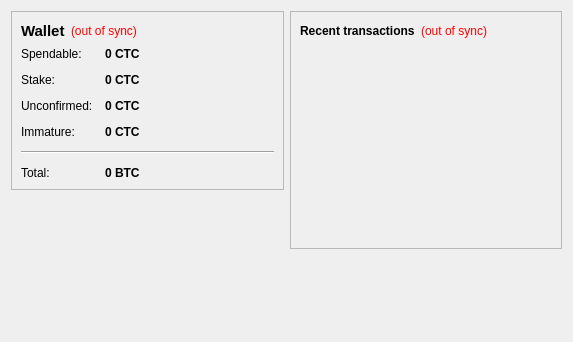
Qt form src/qt/forms/overviewpage.ui (coincryptonium/cryptoniumcoin) before a commit.
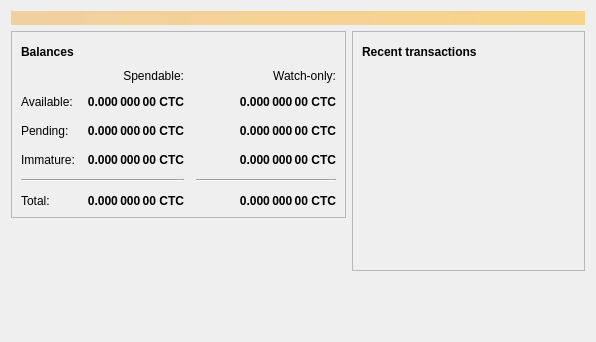
The same form after that commit. Icons and pictures are not drawn.

Patch:
```diff
--- a/src/qt/forms/overviewpage.ui
+++ b/src/qt/forms/overviewpage.ui
@@ -6,13 +6,34 @@
    <rect>
     <x>0</x>
     <y>0</y>
-    <width>573</width>
+    <width>596</width>
     <height>342</height>
    </rect>
   </property>
   <property name="windowTitle">
    <string>Form</string>
   </property>
+  <layout class="QVBoxLayout" name="topLayout">
+   <item>
+    <widget class="QLabel" name="labelAlerts">
+     <property name="visible">
+      <bool>false</bool>
+     </property>
+     <property name="styleSheet">
+      <string notr="true">QLabel { background-color: qlineargradient(x1: 0, y1: 0, x2: 1, y2: 0, stop:0 #F0D0A0, stop:1 #F8D488); color:#000000; }</string>
+     </property>
+     <property name="wordWrap">
+      <bool>true</bool>
+     </property>
+     <property name="margin">
+      <number>3</number>
+     </property>
+     <property name="textInteractionFlags">
+      <set>Qt::TextSelectableByMouse</set>
+     </property>
+    </widget>
+   </item>
+   <item>
   <layout class="QHBoxLayout" name="horizontalLayout" stretch="1,1">
    <item>
     <layout class="QVBoxLayout" name="verticalLayout_2">
@@ -31,34 +52,50 @@
            <widget class="QLabel" name="label_5">
             <property name="font">
              <font>
-              <pointsize>11</pointsize>
               <weight>75</weight>
               <bold>true</bold>
              </font>
             </property>
             <property name="text">
-             <string>Wallet</string>
+               <string>Balances</string>
             </property>
            </widget>
           </item>
           <item>
-           <widget class="QLabel" name="labelWalletStatus">
+             <widget class="QPushButton" name="labelWalletStatus">
+              <property name="enabled">
+               <bool>true</bool>
+              </property>
+              <property name="maximumSize">
+               <size>
+                <width>30</width>
+                <height>16777215</height>
+               </size>
+              </property>
             <property name="toolTip">
-             <string>The displayed information may be out of date. Your wallet automatically synchronizes with the Cryptoniumcoin network after a connection is established, but this process has not completed yet.</string>
-            </property>
-            <property name="styleSheet">
-             <string notr="true">QLabel { color: red; }</string>
+               <string>The displayed information may be out of date. Your wallet automatically synchronizes with the Cryptonium network after a connection is established, but this process has not completed yet.</string>
             </property>
             <property name="text">
-             <string notr="true">(out of sync)</string>
-            </property>
-            <property name="alignment">
-             <set>Qt::AlignLeading|Qt::AlignLeft|Qt::AlignVCenter</set>
+               <string/>
+              </property>
+              <property name="icon">
+               <iconset resource="../bitcoin.qrc">
+                <normaloff>:/icons/warning</normaloff>
+                <disabledoff>:/icons/warning</disabledoff>:/icons/warning</iconset>
+              </property>
+              <property name="iconSize">
+               <size>
+                <width>24</width>
+                <height>24</height>
+               </size>
+              </property>
+              <property name="flat">
+               <bool>true</bool>
             </property>
            </widget>
           </item>
           <item>
-           <spacer name="horizontalSpacer_2">
+             <spacer name="horizontalSpacer_3">
             <property name="orientation">
              <enum>Qt::Horizontal</enum>
             </property>
@@ -73,25 +110,12 @@
          </layout>
         </item>
         <item>
-         <layout class="QFormLayout" name="formLayout_2">
-          <property name="fieldGrowthPolicy">
-           <enum>QFormLayout::AllNonFixedFieldsGrow</enum>
-          </property>
-          <property name="horizontalSpacing">
+           <layout class="QGridLayout" name="gridLayout">
+            <property name="spacing">
            <number>12</number>
           </property>
-          <property name="verticalSpacing">
-           <number>12</number>
-          </property>
-          <item row="0" column="0">
-           <widget class="QLabel" name="label">
-            <property name="text">
-             <string>Spendable:</string>
-            </property>
-           </widget>
-          </item>
-          <item row="0" column="1">
-           <widget class="QLabel" name="labelBalance">
+            <item row="2" column="2">
+             <widget class="QLabel" name="labelWatchPending">
             <property name="font">
              <font>
               <weight>75</weight>
@@ -102,52 +126,19 @@
              <cursorShape>IBeamCursor</cursorShape>
             </property>
             <property name="toolTip">
-             <string>Your current spendable balance</string>
+               <string>Unconfirmed transactions to watch-only addresses</string>
             </property>
             <property name="text">
-             <string notr="true">0 CTC</string>
-            </property>
-            <property name="textInteractionFlags">
-             <set>Qt::LinksAccessibleByMouse|Qt::TextSelectableByKeyboard|Qt::TextSelectableByMouse</set>
-            </property>
-           </widget>
-          </item>
-          <item row="1" column="0">
-           <widget class="QLabel" name="label_6">
-            <property name="text">
-             <string>Stake:</string>
-            </property>
-           </widget>
-          </item>
-          <item row="1" column="1">
-           <widget class="QLabel" name="labelStake">
-            <property name="font">
-             <font>
-              <weight>75</weight>
-              <bold>true</bold>
-             </font>
-            </property>
-            <property name="cursor">
-             <cursorShape>IBeamCursor</cursorShape>
-            </property>
-            <property name="toolTip">
-             <string>Total of coins that was staked, and do not yet count toward the current balance</string>
-            </property>
-            <property name="text">
-             <string notr="true">0 CTC</string>
-            </property>
+               <string notr="true">0.000 000 00 CTC</string>
+              </property>
+              <property name="alignment">
+               <set>Qt::AlignRight|Qt::AlignTrailing|Qt::AlignVCenter</set>
+              </property>
             <property name="textInteractionFlags">
              <set>Qt::LinksAccessibleByMouse|Qt::TextSelectableByKeyboard|Qt::TextSelectableByMouse</set>
             </property>
            </widget>
           </item>
-          <item row="2" column="0">
-           <widget class="QLabel" name="label_3">
-            <property name="text">
-             <string>Unconfirmed:</string>
-            </property>
-           </widget>
-          </item>
           <item row="2" column="1">
            <widget class="QLabel" name="labelUnconfirmed">
             <property name="font">
@@ -160,36 +151,38 @@
              <cursorShape>IBeamCursor</cursorShape>
             </property>
             <property name="toolTip">
-             <string>Total of transactions that have yet to be confirmed, and do not yet count toward the current balance</string>
+               <string>Total of transactions that have yet to be confirmed, and do not yet count toward the spendable balance</string>
             </property>
             <property name="text">
-             <string notr="true">0 CTC</string>
+               <string notr="true">0.000 000 00 CTC</string>
+              </property>
+              <property name="alignment">
+               <set>Qt::AlignRight|Qt::AlignTrailing|Qt::AlignVCenter</set>
             </property>
             <property name="textInteractionFlags">
              <set>Qt::LinksAccessibleByMouse|Qt::TextSelectableByKeyboard|Qt::TextSelectableByMouse</set>
             </property>
            </widget>
           </item>
-          <item row="3" column="0">
-           <widget class="QLabel" name="labelImmatureText">
-            <property name="text">
-             <string>Immature:</string>
-            </property>
-           </widget>
-          </item>
-          <item row="3" column="1">
-           <widget class="QLabel" name="labelImmature">
+            <item row="3" column="2">
+             <widget class="QLabel" name="labelWatchImmature">
             <property name="font">
              <font>
               <weight>75</weight>
               <bold>true</bold>
              </font>
             </property>
+              <property name="cursor">
+               <cursorShape>IBeamCursor</cursorShape>
+              </property>
             <property name="toolTip">
-             <string>Mined balance that has not yet matured</string>
+               <string>Mined balance in watch-only addresses that has not yet matured</string>
             </property>
             <property name="text">
-             <string notr="true">0 CTC</string>
+               <string notr="true">0.000 000 00 CTC</string>
+              </property>
+              <property name="alignment">
+               <set>Qt::AlignRight|Qt::AlignTrailing|Qt::AlignVCenter</set>
             </property>
             <property name="textInteractionFlags">
              <set>Qt::LinksAccessibleByMouse|Qt::TextSelectableByKeyboard|Qt::TextSelectableByMouse</set>
@@ -203,6 +196,25 @@
             </property>
            </widget>
           </item>
+            <item row="4" column="2">
+             <widget class="Line" name="lineWatchBalance">
+              <property name="sizePolicy">
+               <sizepolicy hsizetype="Preferred" vsizetype="Fixed">
+                <horstretch>0</horstretch>
+                <verstretch>0</verstretch>
+               </sizepolicy>
+              </property>
+              <property name="minimumSize">
+               <size>
+                <width>140</width>
+                <height>0</height>
+               </size>
+              </property>
+              <property name="orientation">
+               <enum>Qt::Horizontal</enum>
+              </property>
+             </widget>
+            </item>
           <item row="5" column="0">
            <widget class="QLabel" name="labelTotalText">
             <property name="text">
@@ -210,6 +222,51 @@
             </property>
            </widget>
           </item>
+            <item row="3" column="1">
+             <widget class="QLabel" name="labelImmature">
+              <property name="font">
+               <font>
+                <weight>75</weight>
+                <bold>true</bold>
+               </font>
+              </property>
+              <property name="cursor">
+               <cursorShape>IBeamCursor</cursorShape>
+              </property>
+              <property name="toolTip">
+               <string>Mined balance that has not yet matured</string>
+              </property>
+              <property name="text">
+               <string notr="true">0.000 000 00 CTC</string>
+              </property>
+              <property name="alignment">
+               <set>Qt::AlignRight|Qt::AlignTrailing|Qt::AlignVCenter</set>
+              </property>
+              <property name="textInteractionFlags">
+               <set>Qt::LinksAccessibleByMouse|Qt::TextSelectableByKeyboard|Qt::TextSelectableByMouse</set>
+              </property>
+             </widget>
+            </item>
+            <item row="2" column="3">
+             <spacer name="horizontalSpacer_2">
+              <property name="orientation">
+               <enum>Qt::Horizontal</enum>
+              </property>
+              <property name="sizeHint" stdset="0">
+               <size>
+                <width>40</width>
+                <height>20</height>
+               </size>
+              </property>
+             </spacer>
+            </item>
+            <item row="3" column="0">
+             <widget class="QLabel" name="labelImmatureText">
+              <property name="text">
+               <string>Immature:</string>
+              </property>
+             </widget>
+            </item>
           <item row="5" column="1">
            <widget class="QLabel" name="labelTotal">
             <property name="font">
@@ -225,13 +282,125 @@
              <string>Your current total balance</string>
             </property>
             <property name="text">
-             <string notr="true">0 BTC</string>
-            </property>
+               <string notr="true">0.000 000 00 CTC</string>
+              </property>
+              <property name="alignment">
+               <set>Qt::AlignRight|Qt::AlignTrailing|Qt::AlignVCenter</set>
+              </property>
             <property name="textInteractionFlags">
              <set>Qt::LinksAccessibleByMouse|Qt::TextSelectableByKeyboard|Qt::TextSelectableByMouse</set>
             </property>
            </widget>
           </item>
+            <item row="5" column="2">
+             <widget class="QLabel" name="labelWatchTotal">
+              <property name="font">
+               <font>
+                <weight>75</weight>
+                <bold>true</bold>
+               </font>
+              </property>
+              <property name="cursor">
+               <cursorShape>IBeamCursor</cursorShape>
+              </property>
+              <property name="toolTip">
+               <string>Current total balance in watch-only addresses</string>
+              </property>
+              <property name="text">
+               <string notr="true">0.000 000 00 CTC</string>
+              </property>
+              <property name="alignment">
+               <set>Qt::AlignRight|Qt::AlignTrailing|Qt::AlignVCenter</set>
+              </property>
+              <property name="textInteractionFlags">
+               <set>Qt::LinksAccessibleByMouse|Qt::TextSelectableByKeyboard|Qt::TextSelectableByMouse</set>
+              </property>
+             </widget>
+            </item>
+            <item row="0" column="2">
+             <widget class="QLabel" name="labelWatchonly">
+              <property name="text">
+               <string>Watch-only:</string>
+              </property>
+              <property name="alignment">
+               <set>Qt::AlignRight|Qt::AlignTrailing|Qt::AlignVCenter</set>
+              </property>
+             </widget>
+            </item>
+            <item row="1" column="0">
+             <widget class="QLabel" name="labelBalanceText">
+              <property name="text">
+               <string>Available:</string>
+              </property>
+             </widget>
+            </item>
+            <item row="1" column="1">
+             <widget class="QLabel" name="labelBalance">
+              <property name="font">
+               <font>
+                <weight>75</weight>
+                <bold>true</bold>
+               </font>
+              </property>
+              <property name="cursor">
+               <cursorShape>IBeamCursor</cursorShape>
+              </property>
+              <property name="toolTip">
+               <string>Your current spendable balance</string>
+              </property>
+              <property name="text">
+               <string notr="true">0.000 000 00 CTC</string>
+              </property>
+              <property name="alignment">
+               <set>Qt::AlignRight|Qt::AlignTrailing|Qt::AlignVCenter</set>
+              </property>
+              <property name="textInteractionFlags">
+               <set>Qt::LinksAccessibleByMouse|Qt::TextSelectableByKeyboard|Qt::TextSelectableByMouse</set>
+              </property>
+             </widget>
+            </item>
+            <item row="1" column="2">
+             <widget class="QLabel" name="labelWatchAvailable">
+              <property name="font">
+               <font>
+                <weight>75</weight>
+                <bold>true</bold>
+               </font>
+              </property>
+              <property name="cursor">
+               <cursorShape>IBeamCursor</cursorShape>
+              </property>
+              <property name="toolTip">
+               <string>Your current balance in watch-only addresses</string>
+              </property>
+              <property name="text">
+               <string notr="true">0.000 000 00 CTC</string>
+              </property>
+              <property name="alignment">
+               <set>Qt::AlignRight|Qt::AlignTrailing|Qt::AlignVCenter</set>
+              </property>
+              <property name="textInteractionFlags">
+               <set>Qt::LinksAccessibleByMouse|Qt::TextSelectableByKeyboard|Qt::TextSelectableByMouse</set>
+              </property>
+             </widget>
+            </item>
+            <item row="2" column="0">
+             <widget class="QLabel" name="labelPendingText">
+              <property name="text">
+               <string>Pending:</string>
+              </property>
+             </widget>
+            </item>
+            <item row="0" column="1">
+             <widget class="QLabel" name="labelSpendable">
+              <property name="text">
+               <string>Spendable:</string>
+              </property>
+              <property name="alignment">
+               <set>Qt::AlignRight|Qt::AlignTrailing|Qt::AlignVCenter</set>
+              </property>
+             </widget>
+            </item>
          </layout>
         </item>
        </layout>
@@ -267,24 +436,47 @@
          <layout class="QHBoxLayout" name="horizontalLayout_2">
           <item>
            <widget class="QLabel" name="label_4">
+              <property name="font">
+               <font>
+                <weight>75</weight>
+                <bold>true</bold>
+               </font>
+              </property>
             <property name="text">
-             <string>&lt;b&gt;Recent transactions&lt;/b&gt;</string>
+               <string>Recent transactions</string>
             </property>
            </widget>
           </item>
           <item>
-           <widget class="QLabel" name="labelTransactionsStatus">
+             <widget class="QPushButton" name="labelTransactionsStatus">
+              <property name="enabled">
+               <bool>true</bool>
+              </property>
+              <property name="maximumSize">
+               <size>
+                <width>30</width>
+                <height>16777215</height>
+               </size>
+              </property>
             <property name="toolTip">
-             <string>The displayed information may be out of date. Your wallet automatically synchronizes with the Cryptoniumcoin network after a connection is established, but this process has not completed yet.</string>
-            </property>
-            <property name="styleSheet">
-             <string notr="true">QLabel { color: red; }</string>
+               <string>The displayed information may be out of date. Your wallet automatically synchronizes with the Cryptonium network after a connection is established, but this process has not completed yet.</string>
             </property>
             <property name="text">
-             <string notr="true">(out of sync)</string>
-            </property>
-            <property name="alignment">
-             <set>Qt::AlignRight|Qt::AlignTrailing|Qt::AlignVCenter</set>
+               <string/>
+              </property>
+              <property name="icon">
+               <iconset resource="../bitcoin.qrc">
+                <normaloff>:/icons/warning</normaloff>
+                <disabledoff>:/icons/warning</disabledoff>:/icons/warning</iconset>
+              </property>
+              <property name="iconSize">
+               <size>
+                <width>24</width>
+                <height>24</height>
+               </size>
+              </property>
+              <property name="flat">
+               <bool>true</bool>
             </property>
            </widget>
           </item>
@@ -337,6 +529,8 @@
         </size>
        </property>
       </spacer>
+       </item>
+      </layout>
      </item>
     </layout>
    </item>
```
Lines whose indentation alone changed are shown as unchanged.
